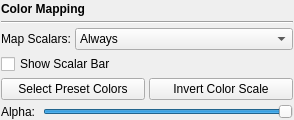
Before: the Qt Designer form SIMPLVtkLib/QtWidgets/UI_Files/VSColorMappingWidget.ui in tplatt77/SIMPLVtkLib, drawn with Qt 5.
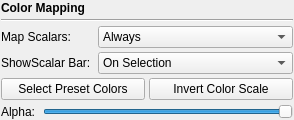
After: the same form once the commit is applied.

What changed in the file:
```diff
--- a/SIMPLVtkLib/QtWidgets/UI_Files/VSColorMappingWidget.ui
+++ b/SIMPLVtkLib/QtWidgets/UI_Files/VSColorMappingWidget.ui
@@ -135,13 +135,6 @@
            </property>
           </widget>
          </item>
-         <item row="1" column="0" colspan="3">
-          <widget class="QCheckBox" name="showScalarBarCheckBox">
-           <property name="text">
-            <string>Show Scalar Bar</string>
-           </property>
-          </widget>
-         </item>
          <item row="2" column="0" colspan="3">
           <widget class="QWidget" name="scalarBarButtons" native="true">
            <property name="sizePolicy">
@@ -195,6 +188,35 @@
            </layout>
           </widget>
          </item>
+         <item row="1" column="0">
+          <widget class="QLabel" name="label_2">
+           <property name="text">
+            <string>ShowScalar Bar: </string>
+           </property>
+          </widget>
+         </item>
+         <item row="1" column="1" colspan="2">
+          <widget class="QComboBox" name="showScalarBarComboBox">
+           <property name="currentIndex">
+            <number>1</number>
+           </property>
+           <item>
+            <property name="text">
+             <string>Always</string>
+            </property>
+           </item>
+           <item>
+            <property name="text">
+             <string>On Selection</string>
+            </property>
+           </item>
+           <item>
+            <property name="text">
+             <string>Never</string>
+            </property>
+           </item>
+          </widget>
+         </item>
         </layout>
        </widget>
       </item>
```
